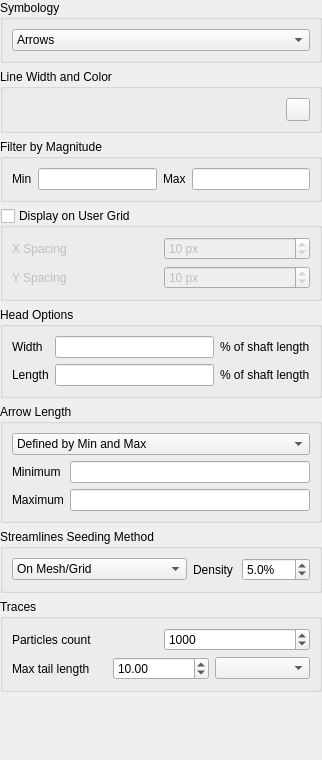
Above: src/ui/mesh/qgsmeshrenderervectorsettingswidgetbase.ui from qgis/QGIS before the change. Below: the same form after it.
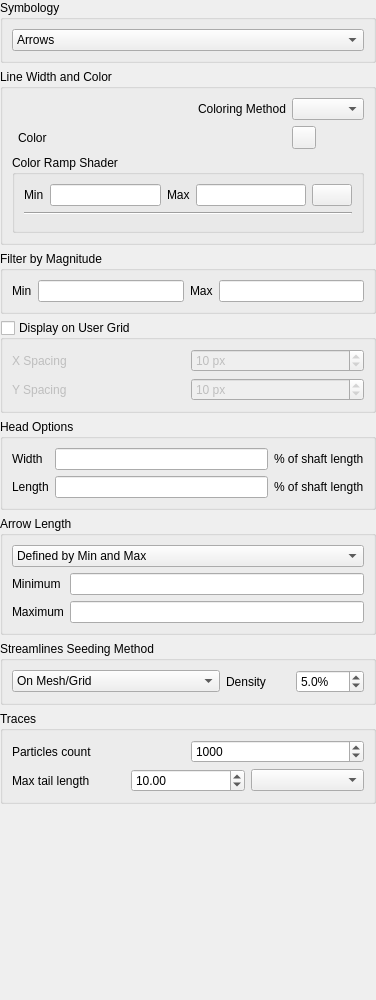
That is the form after the change. Icons and pictures are not drawn. Custom widgets are drawn as their Qt base class.

Commit message:
color mesh vector dataset with color ramp shaderr
min/max  xml color ramp shader

min/max mesh vector color ramp widget

Default color ramp for mesh vector

add tests

add const

change name coloringMethod

```diff
--- a/src/ui/mesh/qgsmeshrenderervectorsettingswidgetbase.ui
+++ b/src/ui/mesh/qgsmeshrenderervectorsettingswidgetbase.ui
@@ -6,8 +6,8 @@
    <rect>
     <x>0</x>
     <y>0</y>
-    <width>322</width>
-    <height>760</height>
+    <width>376</width>
+    <height>1000</height>
    </rect>
   </property>
   <property name="windowTitle">
@@ -62,8 +62,24 @@
      <property name="title">
       <string>Line Width and Color</string>
      </property>
-     <layout class="QHBoxLayout" name="horizontalLayout_3">
-      <item>
+     <layout class="QGridLayout" name="gridLayout_3">
+      <item row="0" column="3">
+       <widget class="QComboBox" name="mColoringMethodComboBox"/>
+      </item>
+      <item row="0" column="1">
+       <spacer name="horizontalSpacer">
+        <property name="orientation">
+         <enum>Qt::Horizontal</enum>
+        </property>
+        <property name="sizeHint" stdset="0">
+         <size>
+          <width>40</width>
+          <height>20</height>
+         </size>
+        </property>
+       </spacer>
+      </item>
+      <item row="0" column="0">
        <widget class="QgsDoubleSpinBox" name="mLineWidthSpinBox" native="true">
         <property name="sizePolicy">
          <sizepolicy hsizetype="Ignored" vsizetype="Preferred">
@@ -73,9 +89,86 @@
         </property>
        </widget>
       </item>
-      <item>
+      <item row="0" column="2">
+       <widget class="QLabel" name="label_4">
+        <property name="text">
+         <string>Coloring Method</string>
+        </property>
+       </widget>
+      </item>
+      <item row="2" column="0" rowspan="2" colspan="4">
+       <widget class="QgsCollapsibleGroupBox" name="mColorRampShaderGroupBox">
+        <property name="title">
+         <string>Color Ramp Shader</string>
+        </property>
+        <layout class="QGridLayout" name="gridLayout_5">
+         <item row="0" column="4">
+          <widget class="QPushButton" name="mColorRampShaderLoadButton">
+           <property name="text">
+            <string/>
+           </property>
+           <property name="icon">
+            <iconset resource="../../../images/images.qrc">
+             <normaloff>:/images/themes/default/mActionRefresh.svg</normaloff>:/images/themes/default/mActionRefresh.svg</iconset>
+           </property>
+          </widget>
+         </item>
+         <item row="1" column="0" colspan="5">
+          <widget class="Line" name="line">
+           <property name="minimumSize">
+            <size>
+             <width>0</width>
+             <height>0</height>
+            </size>
+           </property>
+           <property name="orientation">
+            <enum>Qt::Horizontal</enum>
+           </property>
+          </widget>
+         </item>
+         <item row="0" column="2">
+          <widget class="QLabel" name="label_5">
+           <property name="text">
+            <string>Max</string>
+           </property>
+          </widget>
+         </item>
+         <item row="0" column="3">
+          <widget class="QLineEdit" name="mColorRampShaderMaximumEditLine"/>
+         </item>
+         <item row="0" column="0">
+          <widget class="QLabel" name="label">
+           <property name="text">
+            <string>Min</string>
+           </property>
+          </widget>
+         </item>
+         <item row="0" column="1">
+          <widget class="QLineEdit" name="mColorRampShaderMinimumEditLine"/>
+         </item>
+         <item row="2" column="0" colspan="5">
+          <widget class="QgsColorRampShaderWidget" name="mColorRampShaderWidget" native="true">
+           <property name="minimumSize">
+            <size>
+             <width>0</width>
+             <height>0</height>
+            </size>
+           </property>
+          </widget>
+         </item>
+        </layout>
+       </widget>
+      </item>
+      <item row="1" column="3">
        <widget class="QgsColorButton" name="mColorWidget"/>
       </item>
+      <item row="1" column="1" colspan="2">
+       <widget class="QLabel" name="mSimgleColorLabel">
+        <property name="text">
+         <string>Color</string>
+        </property>
+       </widget>
+      </item>
      </layout>
     </widget>
    </item>
@@ -573,6 +666,18 @@
    <extends>QComboBox</extends>
    <header>qgsunitselectionwidget.h</header>
   </customwidget>
+  <customwidget>
+   <class>QgsColorRampShaderWidget</class>
+   <extends>QWidget</extends>
+   <header>raster/qgscolorrampshaderwidget.h</header>
+   <container>1</container>
+  </customwidget>
+  <customwidget>
+   <class>QgsCollapsibleGroupBox</class>
+   <extends>QGroupBox</extends>
+   <header>qgscollapsiblegroupbox.h</header>
+   <container>1</container>
+  </customwidget>
  </customwidgets>
  <resources/>
  <connections/>
```
Left out of the diff: 4 changed lines with no effect on the pictures. The commit also changes 14 other files.
